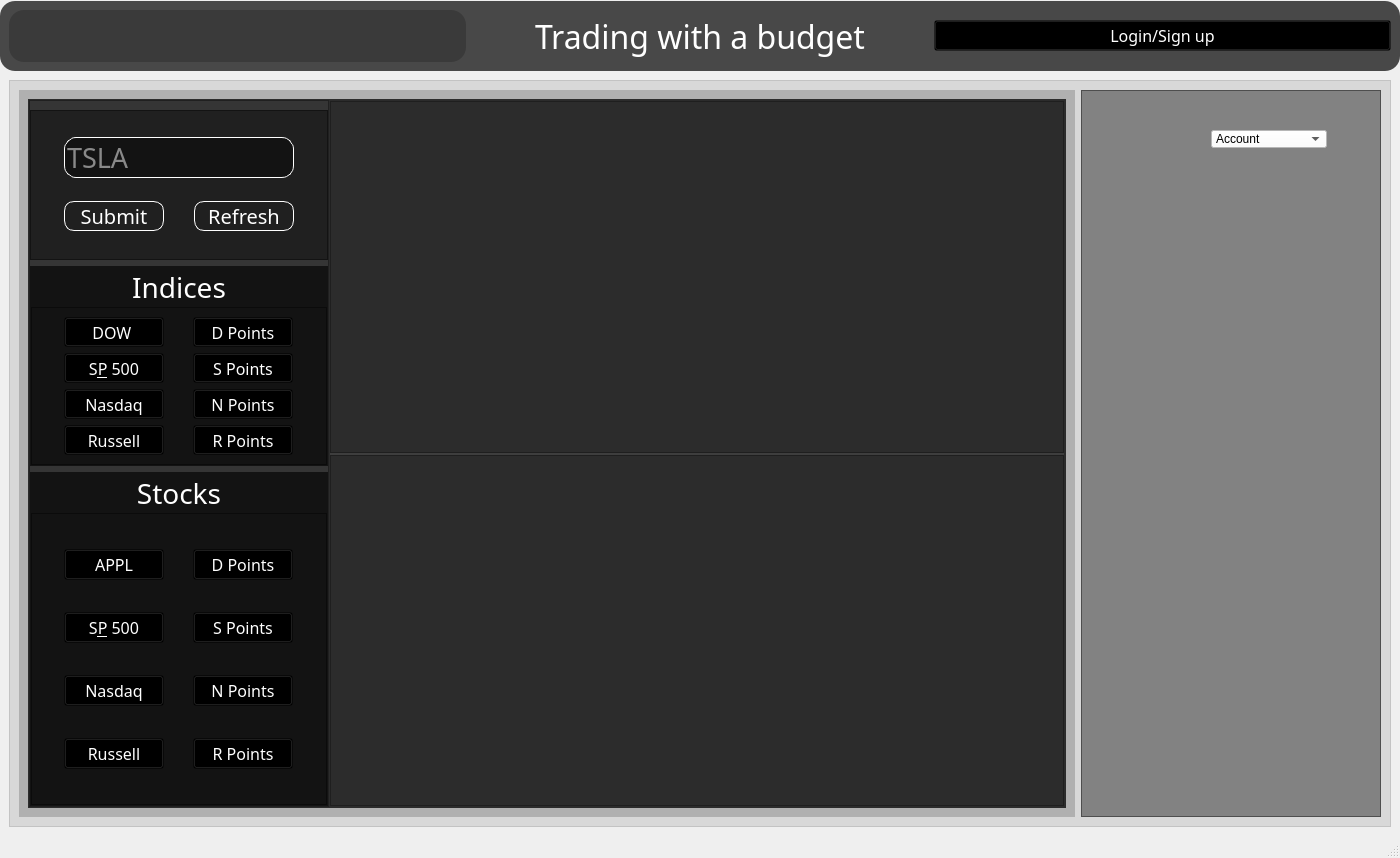
Before: the Qt Designer form test_ui.ui in kpatel0923/Python_web_scrapping_Stock_market_application, drawn with Qt 5.
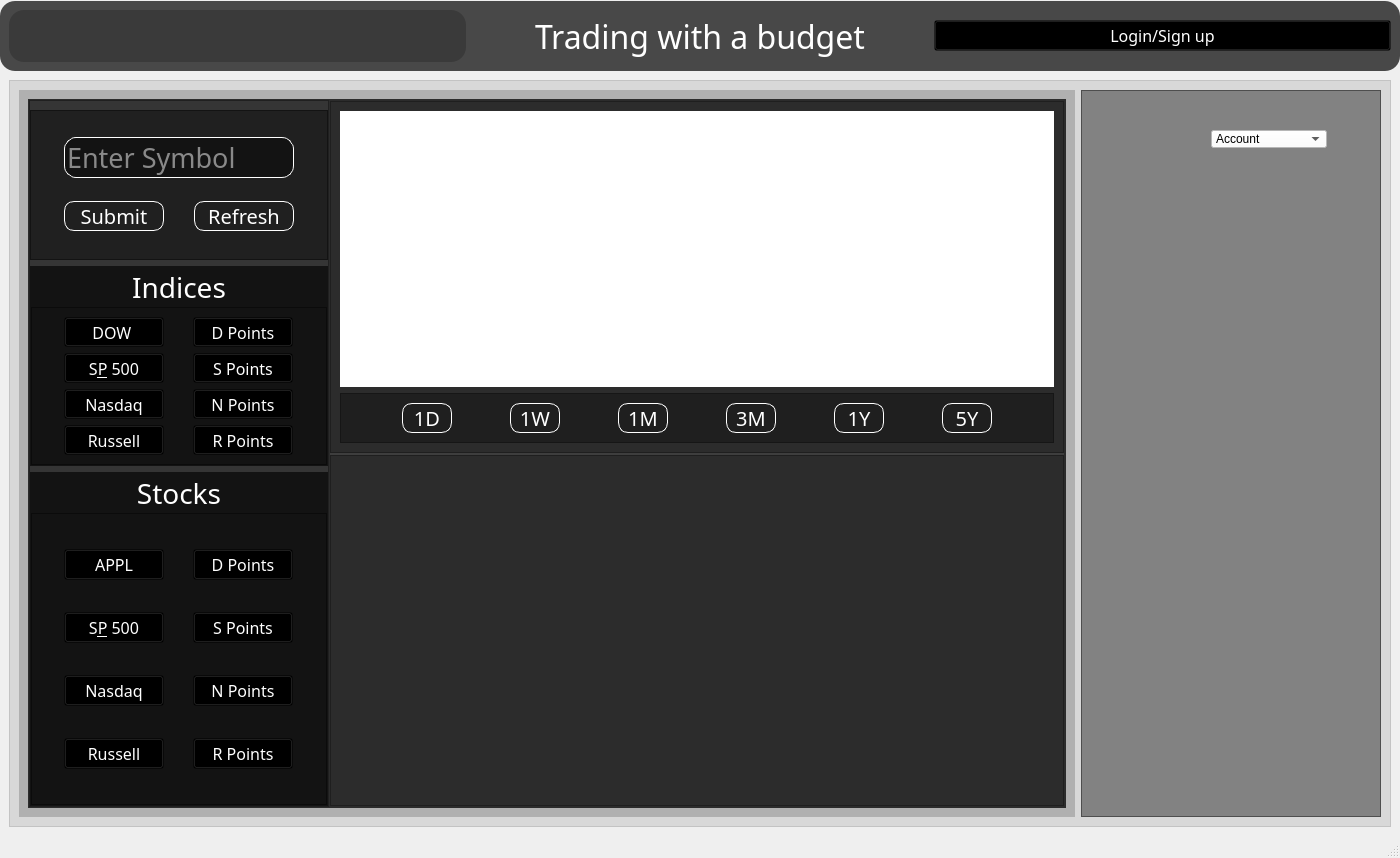
After: the same form once the commit is applied. The open tabs and pages were chosen to show the change. Icons and pictures are not drawn. Custom widgets are drawn as their Qt base class.

Commit message: Added indcies auto updating and the chart GUI Help from frank

```diff
--- a/test_ui.ui
+++ b/test_ui.ui
@@ -4936,7 +4936,7 @@
 </string>
                              </property>
                              <property name="placeholderText">
-                              <string>TSLA</string>
+                              <string>Enter Symbol</string>
                              </property>
                             </widget>
                            </item>
@@ -5896,6 +5896,267 @@
                           <property name="frameShadow">
                            <enum>QFrame::Raised</enum>
                           </property>
+                          <layout class="QVBoxLayout" name="verticalLayout_10">
+                           <item>
+                            <widget class="MplWidget" name="MplWidget" native="true">
+                             <property name="styleSheet">
+                              <string notr="true">background-color: rgb(255, 255, 255);</string>
+                             </property>
+                            </widget>
+                           </item>
+                           <item>
+                            <widget class="QFrame" name="frame_66">
+                             <property name="maximumSize">
+                              <size>
+                               <width>16777215</width>
+                               <height>50</height>
+                              </size>
+                             </property>
+                             <property name="frameShape">
+                              <enum>QFrame::StyledPanel</enum>
+                             </property>
+                             <property name="frameShadow">
+                              <enum>QFrame::Raised</enum>
+                             </property>
+                             <layout class="QHBoxLayout" name="horizontalLayout_20">
+                              <item>
+                               <widget class="QPushButton" name="btn_1D">
+                                <property name="minimumSize">
+                                 <size>
+                                  <width>50</width>
+                                  <height>25</height>
+                                 </size>
+                                </property>
+                                <property name="maximumSize">
+                                 <size>
+                                  <width>50</width>
+                                  <height>16777215</height>
+                                 </size>
+                                </property>
+                                <property name="font">
+                                 <font>
+                                  <family>century gothic</family>
+                                  <pointsize>15</pointsize>
+                                 </font>
+                                </property>
+                                <property name="styleSheet">
+                                 <string notr="true">QPushButton
+{
+	background: transparent;
+	border-radius: 10px;
+	color: rgb(255, 255, 255);
+	border: 1px solid rgb(255, 255, 255)
+}
+
+QPushButton:hover
+{
+	background-color: rgb(0, 170, 255);
+}</string>
+                                </property>
+                                <property name="text">
+                                 <string>1D</string>
+                                </property>
+                               </widget>
+                              </item>
+                              <item>
+                               <widget class="QPushButton" name="btn_1W">
+                                <property name="minimumSize">
+                                 <size>
+                                  <width>50</width>
+                                  <height>25</height>
+                                 </size>
+                                </property>
+                                <property name="maximumSize">
+                                 <size>
+                                  <width>50</width>
+                                  <height>16777215</height>
+                                 </size>
+                                </property>
+                                <property name="font">
+                                 <font>
+                                  <family>century gothic</family>
+                                  <pointsize>15</pointsize>
+                                 </font>
+                                </property>
+                                <property name="styleSheet">
+                                 <string notr="true">QPushButton
+{
+	background: transparent;
+	border-radius: 10px;
+	color: rgb(255, 255, 255);
+	border: 1px solid rgb(255, 255, 255)
+}
+
+QPushButton:hover
+{
+	background-color: rgb(0, 170, 255);
+}</string>
+                                </property>
+                                <property name="text">
+                                 <string>1W</string>
+                                </property>
+                               </widget>
+                              </item>
+                              <item>
+                               <widget class="QPushButton" name="btn_1M">
+                                <property name="minimumSize">
+                                 <size>
+                                  <width>50</width>
+                                  <height>25</height>
+                                 </size>
+                                </property>
+                                <property name="maximumSize">
+                                 <size>
+                                  <width>50</width>
+                                  <height>16777215</height>
+                                 </size>
+                                </property>
+                                <property name="font">
+                                 <font>
+                                  <family>century gothic</family>
+                                  <pointsize>15</pointsize>
+                                 </font>
+                                </property>
+                                <property name="styleSheet">
+                                 <string notr="true">QPushButton
+{
+	background: transparent;
+	border-radius: 10px;
+	color: rgb(255, 255, 255);
+	border: 1px solid rgb(255, 255, 255)
+}
+
+QPushButton:hover
+{
+	background-color: rgb(0, 170, 255);
+}</string>
+                                </property>
+                                <property name="text">
+                                 <string>1M</string>
+                                </property>
+                               </widget>
+                              </item>
+                              <item>
+                               <widget class="QPushButton" name="btn_3M">
+                                <property name="minimumSize">
+                                 <size>
+                                  <width>50</width>
+                                  <height>25</height>
+                                 </size>
+                                </property>
+                                <property name="maximumSize">
+                                 <size>
+                                  <width>50</width>
+                                  <height>16777215</height>
+                                 </size>
+                                </property>
+                                <property name="font">
+                                 <font>
+                                  <family>century gothic</family>
+                                  <pointsize>15</pointsize>
+                                 </font>
+                                </property>
+                                <property name="styleSheet">
+                                 <string notr="true">QPushButton
+{
+	background: transparent;
+	border-radius: 10px;
+	color: rgb(255, 255, 255);
+	border: 1px solid rgb(255, 255, 255)
+}
+
+QPushButton:hover
+{
+	background-color: rgb(0, 170, 255);
+}</string>
+                                </property>
+                                <property name="text">
+                                 <string>3M</string>
+                                </property>
+                               </widget>
+                              </item>
+                              <item>
+                               <widget class="QPushButton" name="btn_1Y">
+                                <property name="minimumSize">
+                                 <size>
+                                  <width>50</width>
+                                  <height>25</height>
+                                 </size>
+                                </property>
+                                <property name="maximumSize">
+                                 <size>
+                                  <width>50</width>
+                                  <height>16777215</height>
+                                 </size>
+                                </property>
+                                <property name="font">
+                                 <font>
+                                  <family>century gothic</family>
+                                  <pointsize>15</pointsize>
+                                 </font>
+                                </property>
+                                <property name="styleSheet">
+                                 <string notr="true">QPushButton
+{
+	background: transparent;
+	border-radius: 10px;
+	color: rgb(255, 255, 255);
+	border: 1px solid rgb(255, 255, 255)
+}
+
+QPushButton:hover
+{
+	background-color: rgb(0, 170, 255);
+}</string>
+                                </property>
+                                <property name="text">
+                                 <string>1Y</string>
+                                </property>
+                               </widget>
+                              </item>
+                              <item>
+                               <widget class="QPushButton" name="btn_5Y">
+                                <property name="minimumSize">
+                                 <size>
+                                  <width>50</width>
+                                  <height>25</height>
+                                 </size>
+                                </property>
+                                <property name="maximumSize">
+                                 <size>
+                                  <width>50</width>
+                                  <height>16777215</height>
+                                 </size>
+                                </property>
+                                <property name="font">
+                                 <font>
+                                  <family>century gothic</family>
+                                  <pointsize>15</pointsize>
+                                 </font>
+                                </property>
+                                <property name="styleSheet">
+                                 <string notr="true">QPushButton
+{
+	background: transparent;
+	border-radius: 10px;
+	color: rgb(255, 255, 255);
+	border: 1px solid rgb(255, 255, 255)
+}
+
+QPushButton:hover
+{
+	background-color: rgb(0, 170, 255);
+}</string>
+                                </property>
+                                <property name="text">
+                                 <string>5Y</string>
+                                </property>
+                               </widget>
+                              </item>
+                             </layout>
+                            </widget>
+                           </item>
+                          </layout>
                          </widget>
                         </item>
                         <item>
@@ -6004,6 +6265,14 @@
   </widget>
   <widget class="QStatusBar" name="statusbar"/>
  </widget>
+ <customwidgets>
+  <customwidget>
+   <class>MplWidget</class>
+   <extends>QWidget</extends>
+   <header>mplwidget.h</header>
+   <container>1</container>
+  </customwidget>
+ </customwidgets>
  <resources>
   <include location="test.qrc"/>
  </resources>
```
Left out of the diff: 20 changed lines with no effect on the pictures. The commit also changes 7 other files.
